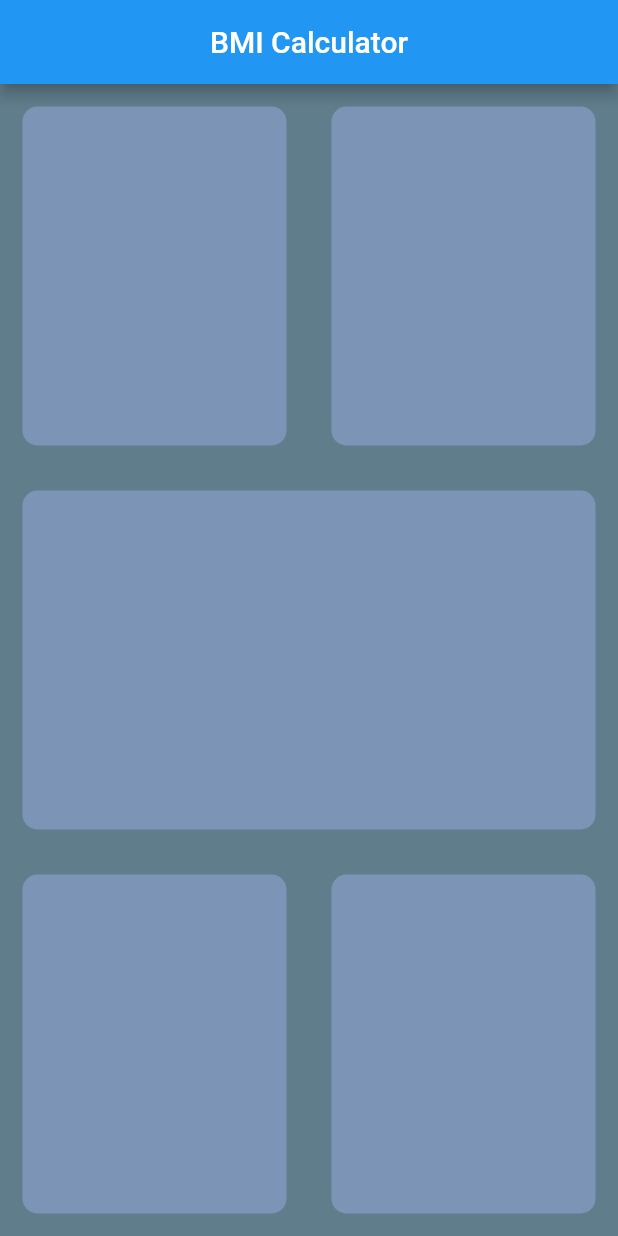
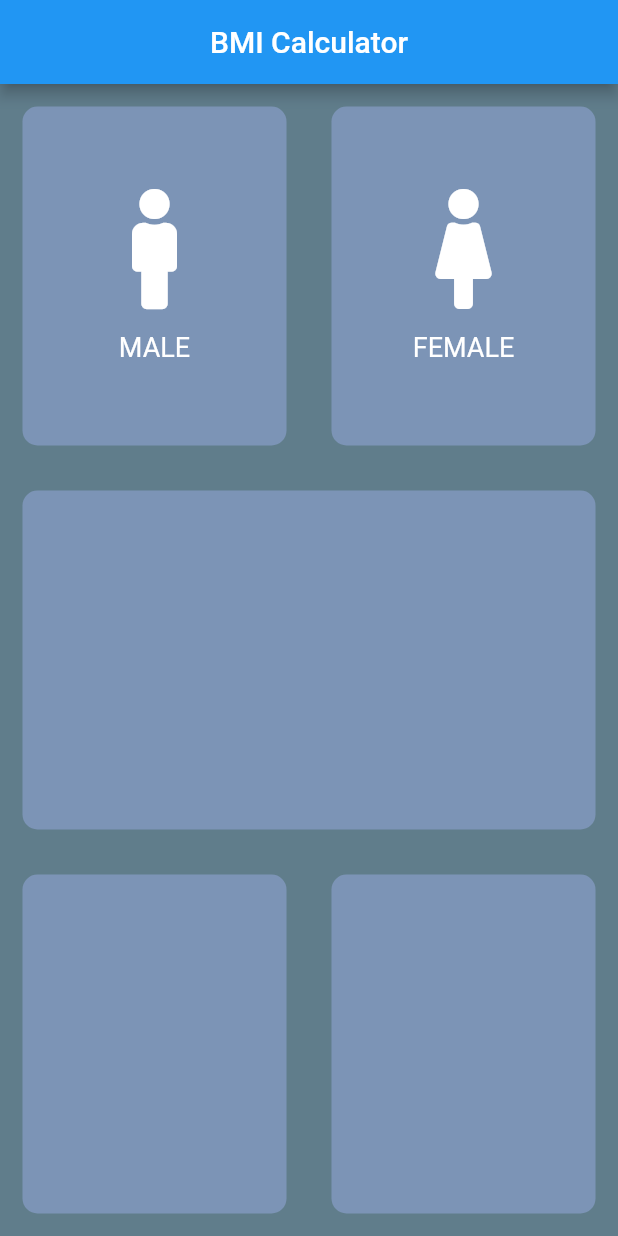
Before and after one commit to Wahid551/BMI_calculator, a Flutter app: the screen it shows after launch, on a phone screen of 412 x 824 dp. Run offline on Flutter 3.47's test engine with Material 2 defaults, Android fonts, the phone set to English and light mode, and no system bars; our stand-ins replace font_awesome_flutter.

Commit message:
Refactor code and Use put them in separate files.

```diff
--- /dev/null
+++ b/lib/Containerfile.dart
@@ -0,0 +1,19 @@
+import 'package:flutter/material.dart';
+
+class RepeatContainerCode extends StatelessWidget {
+  RepeatContainerCode({@required this.colors, this.cardWidget});
+  final Color colors;
+  final Widget cardWidget;
+
+  @override
+  Widget build(BuildContext context) {
+    return Container(
+      margin: EdgeInsets.all(15.0),
+      child: cardWidget,
+      decoration: BoxDecoration(
+        color: colors,
+        borderRadius: BorderRadius.circular(10.0),
+      ),
+    );
+  }
+}
--- a/lib/InputPage.dart
+++ b/lib/InputPage.dart
@@ -1,5 +1,8 @@
 import 'package:flutter/cupertino.dart';
 import 'package:flutter/material.dart';
+import 'package:font_awesome_flutter/font_awesome_flutter.dart';
+import 'Containerfile.dart';
+import 'Textandiconfile.dart';
 
 class InputPage extends StatefulWidget {
   @override
@@ -21,14 +24,21 @@ class _InputPageState extends State<InputPage> {
             child: Row(
               children: [
                 Expanded(
-                  //TODO use of refactor code
                   child: RepeatContainerCode(
                     colors: Color(0xff7c94b6),
+                    cardWidget: RepeatTextandIconWidget(
+                      iconData: FontAwesomeIcons.male,
+                      Label: 'MALE',
+                    ),
                   ),
                 ),
                 Expanded(
                   child: RepeatContainerCode(
                     colors: Color(0xff7c94b6),
+                    cardWidget: RepeatTextandIconWidget(
+                      iconData: FontAwesomeIcons.female,
+                      Label: 'FEMALE',
+                    ),
                   ),
                 ),
               ],
@@ -60,19 +70,3 @@ class _InputPageState extends State<InputPage> {
     );
   }
 }
-
-class RepeatContainerCode extends StatelessWidget {
-  RepeatContainerCode({@required this.colors});
-  final Color colors;
-
-  @override
-  Widget build(BuildContext context) {
-    return Container(
-      margin: EdgeInsets.all(15.0),
-      decoration: BoxDecoration(
-        color: colors,
-        borderRadius: BorderRadius.circular(10.0),
-      ),
-    );
-  }
-}
--- /dev/null
+++ b/lib/Textandiconfile.dart
@@ -0,0 +1,29 @@
+import 'package:flutter/material.dart';
+
+class RepeatTextandIconWidget extends StatelessWidget {
+  RepeatTextandIconWidget({@required this.iconData, this.Label});
+  final IconData iconData;
+  final String Label;
+  @override
+  Widget build(BuildContext context) {
+    return Column(
+      mainAxisAlignment: MainAxisAlignment.center,
+      children: [
+        Icon(
+          iconData,
+          size: 80.0,
+        ),
+        SizedBox(
+          height: 15.0,
+        ),
+        Text(
+          Label,
+          style: TextStyle(
+            fontSize: 18.0,
+            color: Colors.white,
+          ),
+        ),
+      ],
+    );
+  }
+}
--- a/pubspec.yaml
+++ b/pubspec.yaml
@@ -28,6 +28,7 @@ dependencies:
   # The following adds the Cupertino Icons font to your application.
   # Use with the CupertinoIcons class for iOS style icons.
   cupertino_icons: ^1.0.0
+  font_awesome_flutter: ^8.10.0
 
 dev_dependencies:
   flutter_test:
```
Also changed, not shown: pubspec.lock.
